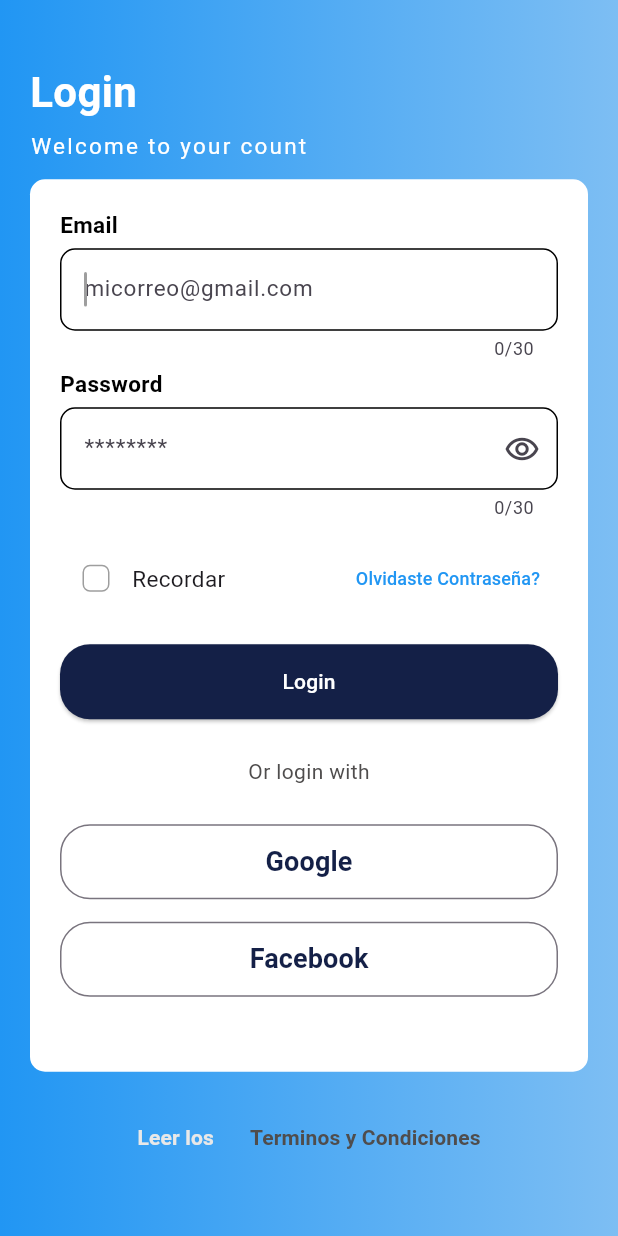
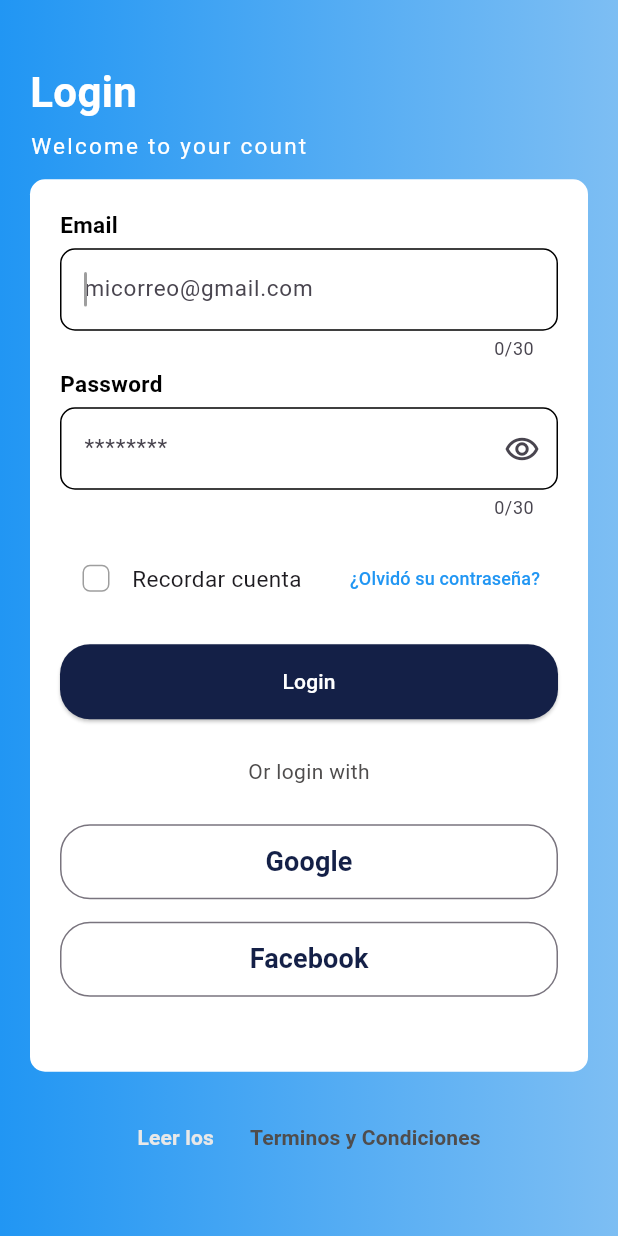
Before and after one commit to victoMR/Contador_con_flutter, a Flutter app: the screen it shows after launch, on a phone screen of 412 x 824 dp. Run offline on Flutter 3.47's test engine with Material 3 defaults, Android fonts, the phone set to English and light mode, and no system bars; our stand-ins replace firebase_auth, firebase_core, logger; accounts and stored records are empty.

```diff
--- a/lib/main.dart
+++ b/lib/main.dart
@@ -12,11 +12,10 @@ class MyApp extends StatelessWidget {
     return MaterialApp(
       debugShowCheckedModeBanner: false,
       title: 'Material App',
-      initialRoute: '/', // Página de inicio
+      initialRoute: '/',
       routes: {
         '/': (context) => const LoginPage(),
-        '/reset_password': (context) =>
-            const ResetPasswordPage(), // Ruta para la nueva página
+        '/reset_password': (context) => const ResetPasswordPage(),
       },
     );
   }
--- a/lib/pages/login_page.dart
+++ b/lib/pages/login_page.dart
@@ -1,35 +1,40 @@
-//importM
+import 'package:firebase_auth/firebase_auth.dart';
 import 'package:flutter/material.dart';
+import 'package:flutter_app_2/pages/homeOk_page.dart';
 
-//stfulW
 class LoginPage extends StatefulWidget {
-  const LoginPage({super.key});
+  const LoginPage({Key? key}) : super(key: key);
 
   @override
   State<LoginPage> createState() => _LoginPageState();
 }
 
 class _LoginPageState extends State<LoginPage> {
+  final TextEditingController emailController = TextEditingController();
+  final TextEditingController passwordController = TextEditingController();
+
   @override
   Widget build(BuildContext context) {
-    return const Scaffold(
+    return Scaffold(
       body: Stack(
         children: [
-        Fondo(),
-        Contenido(),
+          const Fondo(),
+          Contenido(
+            emailController: emailController,
+            passwordController: passwordController,
+          ),
         ],
-    ));
+      ),
+    );
   }
 }
 
-//statelessW
 class Fondo extends StatelessWidget {
-  const Fondo({super.key});
+  const Fondo({Key? key}) : super(key: key);
 
   @override
   Widget build(BuildContext context) {
     return Container(
-      //min propiedad may widget, los wid aceptan propiedades
       decoration: const BoxDecoration(
         gradient: LinearGradient(
           colors: [
@@ -38,29 +43,38 @@ class Fondo extends StatelessWidget {
           ],
           begin: Alignment.centerRight,
           end: Alignment.centerLeft,
-      )),
+        ),
+      ),
     );
   }
 }
 
-//StatefulW
 class Contenido extends StatefulWidget {
-  const Contenido({super.key});
+  final TextEditingController emailController;
+  final TextEditingController passwordController;
+
+  const Contenido({
+    Key? key,
+    required this.emailController,
+    required this.passwordController,
+  }) : super(key: key);
 
   @override
   State<Contenido> createState() => _ContenidoState();
 }
 
 class _ContenidoState extends State<Contenido> {
+  bool showPass = true;
+
   @override
   Widget build(BuildContext context) {
-    return const Padding(
-      padding: EdgeInsets.symmetric(horizontal: 20),
+    return Padding(
+      padding: const EdgeInsets.symmetric(horizontal: 20),
       child: Column(
         mainAxisAlignment: MainAxisAlignment.center,
         crossAxisAlignment: CrossAxisAlignment.start,
         children: [
-          Text(
+          const Text(
             'Login',
             style: TextStyle(
               color: Colors.white,
@@ -68,10 +82,10 @@ class _ContenidoState extends State<Contenido> {
               fontSize: 28,
             ),
           ),
-          SizedBox(
+          const SizedBox(
             height: 5,
           ),
-          Text(
+          const Text(
             'Welcome to your count',
             style: TextStyle(
               color: Colors.white,
@@ -79,12 +93,15 @@ class _ContenidoState extends State<Contenido> {
               letterSpacing: 1.5,
             ),
           ),
-          SizedBox(height: 12),
-          Datos(),
-          SizedBox(
+          const SizedBox(height: 12),
+          Datos(
+            emailController: widget.emailController,
+            passwordController: widget.passwordController,
+          ),
+          const SizedBox(
             height: 15,
           ),
-          _Politicas(),
+          const _Politicas(),
         ],
       ),
     );
@@ -92,7 +109,14 @@ class _ContenidoState extends State<Contenido> {
 }
 
 class Datos extends StatefulWidget {
-  const Datos({super.key});
+  final TextEditingController emailController;
+  final TextEditingController passwordController;
+
+  const Datos({
+    Key? key,
+    required this.emailController,
+    required this.passwordController,
+  }) : super(key: key);
 
   @override
   State<Datos> createState() => _DatosState();
@@ -124,6 +148,7 @@ class _DatosState extends State<Datos> {
             height: 5,
           ),
           TextFormField(
+            controller: widget.emailController,
             keyboardType: TextInputType.emailAddress,
             style: const TextStyle(color: Colors.black, fontSize: 15),
             autofocus: true,
@@ -132,12 +157,10 @@ class _DatosState extends State<Datos> {
             cursorWidth: 2.0,
             maxLength: 30,
             decoration: InputDecoration(
-              // Personalizar el borde cuando no está seleccionado
               enabledBorder: OutlineInputBorder(
                 borderRadius: BorderRadius.circular(10.0),
                 borderSide: const BorderSide(color: Colors.black),
               ),
-              // Personalizar el borde cuando está seleccionado
               focusedBorder: OutlineInputBorder(
                 borderRadius: BorderRadius.circular(10.0),
                 borderSide: const BorderSide(color: Colors.black),
@@ -160,6 +183,7 @@ class _DatosState extends State<Datos> {
             height: 5,
           ),
           TextFormField(
+            controller: widget.passwordController,
             obscureText: showPass,
             style: const TextStyle(color: Colors.black, fontSize: 15),
             cursorColor: Colors.grey,
@@ -171,7 +195,6 @@ class _DatosState extends State<Datos> {
                   borderRadius: BorderRadius.circular(10.0),
                   borderSide: const BorderSide(color: Colors.black),
                 ),
-                // Personalizar el borde cuando está seleccionado
                 focusedBorder: OutlineInputBorder(
                   borderRadius: BorderRadius.circular(10.0),
                   borderSide: const BorderSide(color: Colors.black),
@@ -180,10 +203,10 @@ class _DatosState extends State<Datos> {
                 hintText: '********',
                 suffixIcon: IconButton(
                   icon: const Icon(Icons.remove_red_eye_outlined),
-                  onPressed: () => {
+                  onPressed: () {
                     setState(() {
-                      showPass == true ? showPass = false : showPass = true;
-                    })
+                      showPass = !showPass;
+                    });
                   },
                 )),
           ),
@@ -201,10 +224,8 @@ class _DatosState extends State<Datos> {
   }
 }
 
-// si va a tener funcionamiento  statefulW
-
 class Remember extends StatefulWidget {
-  const Remember({super.key});
+  const Remember({Key? key}) : super(key: key);
 
   @override
   State<Remember> createState() => _RememberState();
@@ -212,6 +233,7 @@ class Remember extends StatefulWidget {
 
 class _RememberState extends State<Remember> {
   bool checked = false;
+
   @override
   Widget build(BuildContext context) {
     return Row(
@@ -223,20 +245,20 @@ class _RememberState extends State<Remember> {
           shape: RoundedRectangleBorder(
             borderRadius: BorderRadius.circular(5),
           ),
-          onChanged: (value) => {
+          onChanged: (value) {
             setState(() {
-              checked == false ? checked = true : checked = false;
-            }),
+              checked = value!;
+            });
           },
         ),
-        const Text('Recordar', style: TextStyle(fontSize: 15)),
+        const Text('Recordar cuenta', style: TextStyle(fontSize: 15)),
         const Spacer(),
         TextButton(
           onPressed: () {
             Navigator.pushNamed(context, '/reset_password');
           },
           child: const Text(
-            'Olvidaste Contraseña?',
+            '¿Olvidó su contraseña?',
             style: TextStyle(fontSize: 12, color: Colors.blue),
           ),
         ),
@@ -246,7 +268,7 @@ class _RememberState extends State<Remember> {
 }
 
 class Botones extends StatelessWidget {
-  const Botones({super.key});
+  const Botones({Key? key}) : super(key: key);
 
   @override
   Widget build(BuildContext context) {
@@ -256,13 +278,34 @@ class Botones extends StatelessWidget {
           width: double.infinity,
           height: 50,
           child: ElevatedButton(
-            onPressed: () => {},
+            onPressed: () async {
+              try {
+                var emailController;
+                var passwordController;
+                await FirebaseAuth.instance.signInWithEmailAndPassword(
+                  email: emailController.text,
+                  password: passwordController.text,
+                );
+                // Usuario inició sesión exitosamente, navega a la siguiente pantalla
+                Navigator.pushReplacement(context,
+                    MaterialPageRoute(builder: (context) => HomePageOk()));
+              } catch (e) {
+                // Error al iniciar sesión, muestra un mensaje de error al usuario
+                ScaffoldMessenger.of(context).showSnackBar(const SnackBar(
+                  content: Text(
+                      'Error al iniciar sesión. Por favor, verifica tus credenciales.'),
+                ));
+              }
+            },
             style: ButtonStyle(
               shape: MaterialStateProperty.all<RoundedRectangleBorder>(
                 RoundedRectangleBorder(
-                        borderRadius: BorderRadius.circular(20))),
+                  borderRadius: BorderRadius.circular(20),
+                ),
+              ),
               backgroundColor:
-                    MaterialStateProperty.all<Color>(const Color(0xff142047))),
+                  MaterialStateProperty.all<Color>(const Color(0xff142047)),
+            ),
             child: const Text(
               'Login',
               style: TextStyle(color: Colors.white),
@@ -289,15 +332,20 @@ class Botones extends StatelessWidget {
             style: ButtonStyle(
               shape: MaterialStateProperty.all<RoundedRectangleBorder>(
                 RoundedRectangleBorder(
-                          borderRadius: BorderRadius.circular(20))),
+                  borderRadius: BorderRadius.circular(20),
+                ),
+              ),
             ),
             child: const Text(
               'Google',
               style: TextStyle(
                 color: Color(0xff142047),
                 fontWeight: FontWeight.bold,
-                      fontSize: 18),
-                ))),
+                fontSize: 18,
+              ),
+            ),
+          ),
+        ),
         const SizedBox(
           height: 15,
           width: double.infinity,
@@ -310,15 +358,20 @@ class Botones extends StatelessWidget {
             style: ButtonStyle(
               shape: MaterialStateProperty.all<RoundedRectangleBorder>(
                 RoundedRectangleBorder(
-                          borderRadius: BorderRadius.circular(20))),
+                  borderRadius: BorderRadius.circular(20),
+                ),
+              ),
             ),
             child: const Text(
               'Facebook',
               style: TextStyle(
                 color: Color(0xff142047),
                 fontWeight: FontWeight.bold,
-                      fontSize: 18),
-                ))),
+                fontSize: 18,
+              ),
+            ),
+          ),
+        ),
         const SizedBox(
           height: 30,
           width: double.infinity,
@@ -329,7 +382,7 @@ class Botones extends StatelessWidget {
 }
 
 class _Politicas extends StatelessWidget {
-  const _Politicas({super.key});
+  const _Politicas({Key? key}) : super(key: key);
 
   @override
   Widget build(BuildContext context) {
@@ -347,7 +400,8 @@ class _Politicas extends StatelessWidget {
                 'Leer los',
                 style: TextStyle(
                   color: Color.fromARGB(255, 232, 232, 232),
-                    fontWeight: FontWeight.bold),
+                  fontWeight: FontWeight.bold,
+                ),
               ),
             ),
             TextButton(
@@ -356,7 +410,8 @@ class _Politicas extends StatelessWidget {
                 'Terminos y Condiciones',
                 style: TextStyle(
                   color: Color.fromARGB(255, 79, 77, 77),
-                    fontWeight: FontWeight.bold),
+                  fontWeight: FontWeight.bold,
+                ),
               ),
             ),
           ],
```
Also changed, not shown: lib/pages/firebase_auth.dart (added, +51 -0 lines), lib/pages/homeOk_page.dart (added, +37 -0 lines), pubspec.yaml (+3 -69 lines), lib/firebase_options.dart (added), pubspec.lock, 2 other files. Lines whose indentation alone changed are shown as unchanged.
